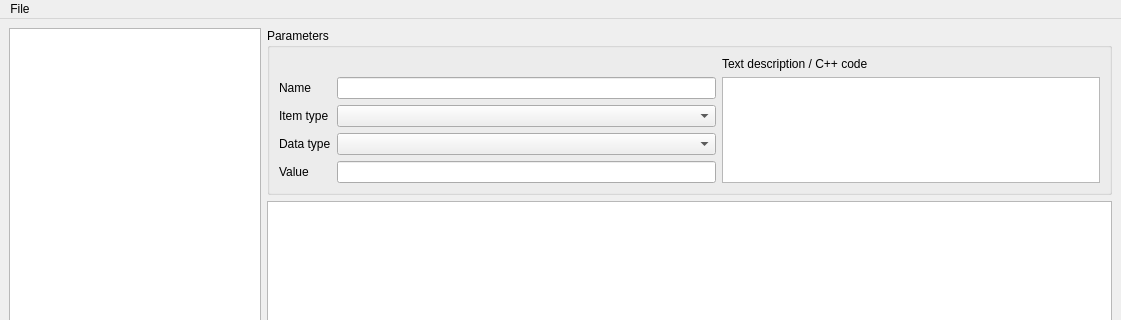
This is CodeGenerator/generatormainwindow.ui in JakubMelka/PDF4QT as Qt 5 draws it before an edit; both pictures show x 0 to 1121 and y 0 to 320 of the 1121 by 662 pixel window. The edited form follows.
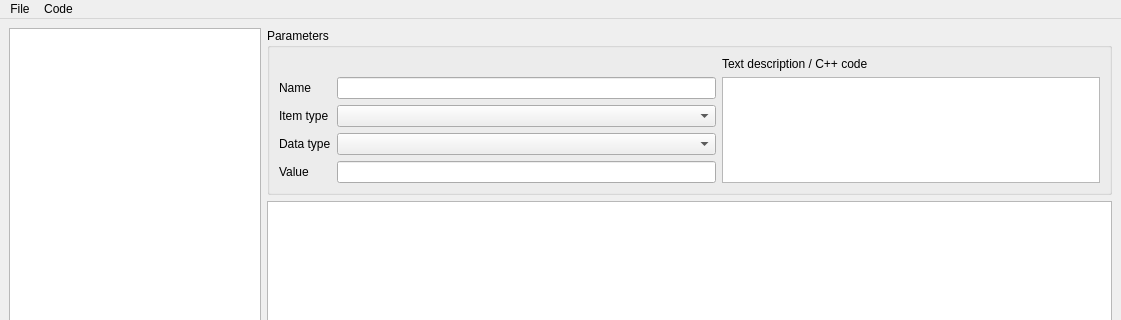
This is the edited form.

What changed in the file:
```diff
--- a/CodeGenerator/generatormainwindow.ui
+++ b/CodeGenerator/generatormainwindow.ui
@@ -233,7 +233,16 @@
     <addaction name="actionSave"/>
     <addaction name="actionSaveAs"/>
    </widget>
+   <widget class="QMenu" name="menuCode">
+    <property name="title">
+     <string>Code</string>
+    </property>
+    <addaction name="actionSet_code_header_h"/>
+    <addaction name="actionSet_code_source_cpp"/>
+    <addaction name="actionGenerate_code"/>
+   </widget>
    <addaction name="menuFile"/>
+   <addaction name="menuCode"/>
   </widget>
   <widget class="QStatusBar" name="statusbar"/>
   <action name="actionLoad">
```
Left out of the diff: 18 changed lines with no effect on the pictures.
